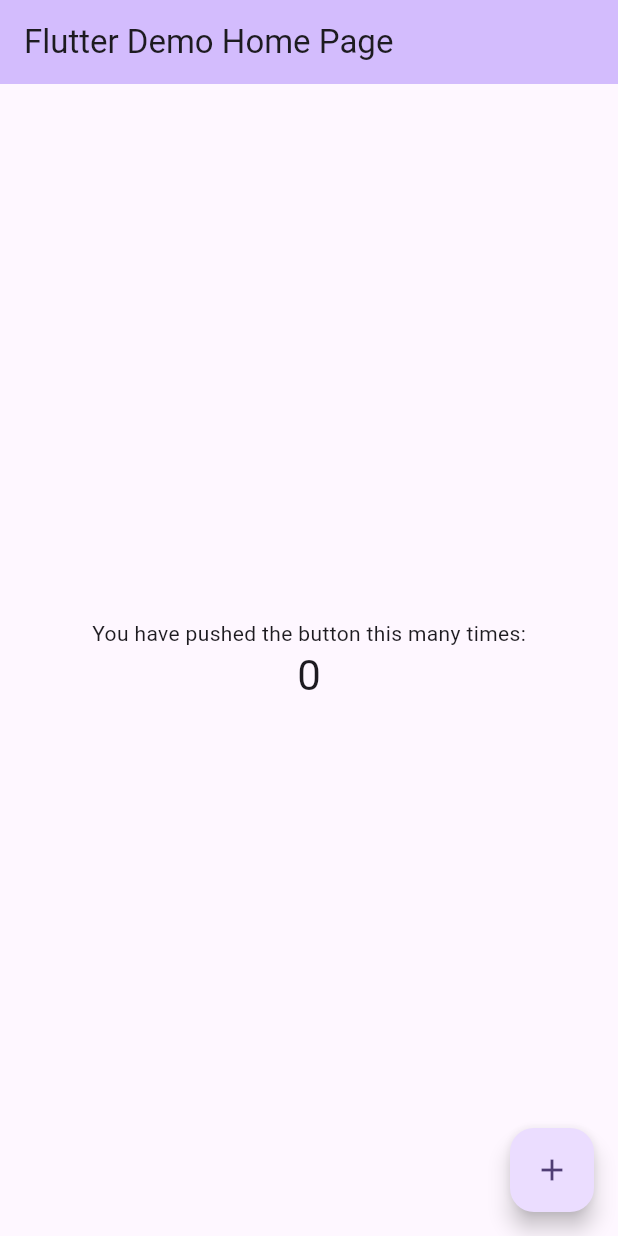
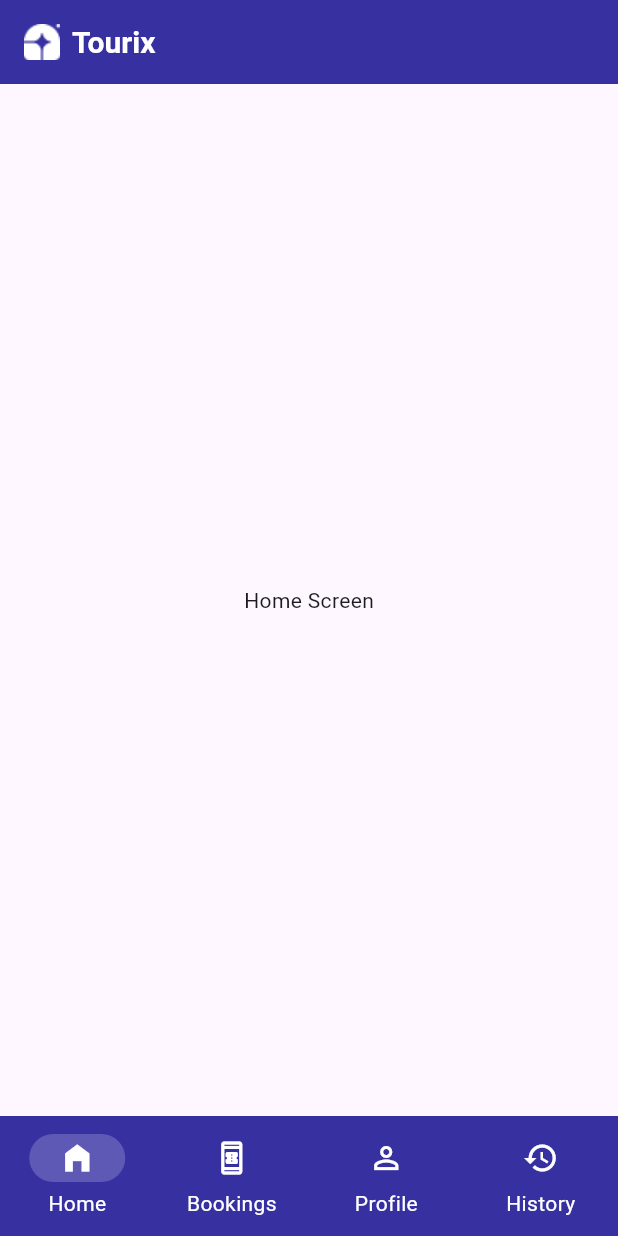
Before and after one commit to gyhaan/tourix, a Flutter app: the screen it shows after launch, on a phone screen of 412 x 824 dp. Run offline on Flutter 3.47's test engine with Material 3 defaults, Android fonts, the phone set to English and light mode, and no system bars.

Commit message:
Rearranged the components file , updated the pubspec yaml & paths to the Components in the main.dart

```diff
--- a/components/BottomBar.dart
+++ /dev/null
@@ -1,33 +0,0 @@
-import 'package:flutter/material.dart';
-
-class BottomBar extends StatelessWidget {
-  const BottomBar({super.key});
-
-  @override
-  Widget build(BuildContext context) {
-    return NavigationBar(
-      destinations: const <Widget>[
-        NavigationDestination(
-          icon: Icon(Icons.home, color: Colors.white),
-          label: 'Home',
-          selectedIcon: Icon(Icons.home_filled, color: Colors.white),
-        ),
-        NavigationDestination(
-          icon: Icon(Icons.book_online_outlined, color: Colors.white),
-          label: 'Bookings',
-          selectedIcon: Icon(Icons.book_online, color: Colors.white),
-        ),
-        NavigationDestination(
-          icon: Icon(Icons.person_outline, color: Colors.white),
-          label: 'Profile',
-          selectedIcon: Icon(Icons.person, color: Colors.white),
-        ),
-        NavigationDestination(
-          icon: Icon(Icons.history_outlined, color: Colors.white),
-          label: 'History',
-          selectedIcon: Icon(Icons.history, color: Colors.white),
-        ),
-      ],
-    );
-  }
-}
--- /dev/null
+++ b/lib/components/BottomBar.dart
@@ -0,0 +1,33 @@
+import 'package:flutter/material.dart';
+
+class BottomBar extends StatelessWidget {
+  const BottomBar({super.key});
+
+  @override
+  Widget build(BuildContext context) {
+    return NavigationBar(
+      destinations: const <Widget>[
+        NavigationDestination(
+          icon: Icon(Icons.home, color: Colors.white),
+          label: 'Home',
+          selectedIcon: Icon(Icons.home_filled, color: Colors.white),
+        ),
+        NavigationDestination(
+          icon: Icon(Icons.book_online_outlined, color: Colors.white),
+          label: 'Bookings',
+          selectedIcon: Icon(Icons.book_online, color: Colors.white),
+        ),
+        NavigationDestination(
+          icon: Icon(Icons.person_outline, color: Colors.white),
+          label: 'Profile',
+          selectedIcon: Icon(Icons.person, color: Colors.white),
+        ),
+        NavigationDestination(
+          icon: Icon(Icons.history_outlined, color: Colors.white),
+          label: 'History',
+          selectedIcon: Icon(Icons.history, color: Colors.white),
+        ),
+      ],
+    );
+  }
+}
--- a/lib/main.dart
+++ b/lib/main.dart
@@ -1,4 +1,5 @@
 import 'package:flutter/material.dart';
+import './components/BottomBar.dart';
 
 void main() {
   runApp(const MyApp());
@@ -7,119 +8,52 @@
 class MyApp extends StatelessWidget {
   const MyApp({super.key});
 
-  // This widget is the root of your application.
   @override
   Widget build(BuildContext context) {
-    return MaterialApp(
-      title: 'Flutter Demo',
+    return  MaterialApp(
+      debugShowCheckedModeBanner: false,
       theme: ThemeData(
-        // This is the theme of your application.
-        //
-        // TRY THIS: Try running your application with "flutter run". You'll see
-        // the application has a purple toolbar. Then, without quitting the app,
-        // try changing the seedColor in the colorScheme below to Colors.green
-        // and then invoke "hot reload" (save your changes or press the "hot
-        // reload" button in a Flutter-supported IDE, or press "r" if you used
-        // the command line to start the app).
-        //
-        // Notice that the counter didn't reset back to zero; the application
-        // state is not lost during the reload. To reset the state, use hot
-        // restart instead.
-        //
-        // This works for code too, not just values: Most code changes can be
-        // tested with just a hot reload.
-        colorScheme: ColorScheme.fromSeed(seedColor: Colors.deepPurple),
-        useMaterial3: true,
+        navigationBarTheme: NavigationBarThemeData(
+          labelTextStyle: MaterialStateProperty.all(
+            const TextStyle(color: Colors.white, fontSize: 14),
+          ),
+          indicatorColor: Colors.white.withOpacity(0.2),
+          backgroundColor: const Color(0xFF3630A1),
+          labelBehavior: NavigationDestinationLabelBehavior.alwaysShow,
+        ),
       ),
-      home: const MyHomePage(title: 'Flutter Demo Home Page'),
+      home: HomeScreen(),
     );
   }
 }
 
-class MyHomePage extends StatefulWidget {
-  const MyHomePage({super.key, required this.title});
-
-  // This widget is the home page of your application. It is stateful, meaning
-  // that it has a State object (defined below) that contains fields that affect
-  // how it looks.
-
-  // This class is the configuration for the state. It holds the values (in this
-  // case the title) provided by the parent (in this case the App widget) and
-  // used by the build method of the State. Fields in a Widget subclass are
-  // always marked "final".
-
-  final String title;
-
-  @override
-  State<MyHomePage> createState() => _MyHomePageState();
-}
-
-class _MyHomePageState extends State<MyHomePage> {
-  int _counter = 0;
-
-  void _incrementCounter() {
-    setState(() {
-      // This call to setState tells the Flutter framework that something has
-      // changed in this State, which causes it to rerun the build method below
-      // so that the display can reflect the updated values. If we changed
-      // _counter without calling setState(), then the build method would not be
-      // called again, and so nothing would appear to happen.
-      _counter++;
-    });
-  }
+class HomeScreen extends StatelessWidget {
+  const HomeScreen({super.key});
 
   @override
   Widget build(BuildContext context) {
-    // This method is rerun every time setState is called, for instance as done
-    // by the _incrementCounter method above.
-    //
-    // The Flutter framework has been optimized to make rerunning build methods
-    // fast, so that you can just rebuild anything that needs updating rather
-    // than having to individually change instances of widgets.
     return Scaffold(
       appBar: AppBar(
-        // TRY THIS: Try changing the color here to a specific color (to
-        // Colors.amber, perhaps?) and trigger a hot reload to see the AppBar
-        // change color while the other colors stay the same.
-        backgroundColor: Theme.of(context).colorScheme.inversePrimary,
-        // Here we take the value from the MyHomePage object that was created by
-        // the App.build method, and use it to set our appbar title.
-        title: Text(widget.title),
-      ),
-      body: Center(
-        // Center is a layout widget. It takes a single child and positions it
-        // in the middle of the parent.
-        child: Column(
-          // Column is also a layout widget. It takes a list of children and
-          // arranges them vertically. By default, it sizes itself to fit its
-          // children horizontally, and tries to be as tall as its parent.
-          //
-          // Column has various properties to control how it sizes itself and
-          // how it positions its children. Here we use mainAxisAlignment to
-          // center the children vertically; the main axis here is the vertical
-          // axis because Columns are vertical (the cross axis would be
-          // horizontal).
-          //
-          // TRY THIS: Invoke "debug painting" (choose the "Toggle Debug Paint"
-          // action in the IDE, or press "p" in the console), to see the
-          // wireframe for each widget.
-          mainAxisAlignment: MainAxisAlignment.center,
-          children: <Widget>[
+        backgroundColor: const Color(0xFF3630A1),
+        elevation: 0,
+        title: Row(
+          children: [
+            Image.asset('assets/images/Frame.png',
+                height: 24, width: 24),
+            const SizedBox(width: 8),
             const Text(
-              'You have pushed the button this many times:',
-            ),
-            Text(
-              '$_counter',
-              style: Theme.of(context).textTheme.headlineMedium,
+              'Tourix',
+              style: TextStyle(
+                color: Colors.white,
+                fontSize: 20,
+                fontWeight: FontWeight.bold,
+              ),
             ),
           ],
         ),
       ),
-      floatingActionButton: FloatingActionButton(
-        onPressed: _incrementCounter,
-        tooltip: 'Increment',
-        child: const Icon(Icons.add),
-      ), // This trailing comma makes auto-formatting nicer for build methods.
+      body: const Center(child: Text("Home Screen")),
+      bottomNavigationBar: const BottomBar(),
     );
   }
 }
--- a/pubspec.yaml
+++ b/pubspec.yaml
@@ -1,4 +1,4 @@
-name: tourix
+name: tourix_app
 description: "A new Flutter project."
 # The following line prevents the package from being accidentally published to
 # pub.dev using `flutter pub publish`. This is preferred for private packages.
@@ -59,8 +59,8 @@ flutter:
   uses-material-design: true
 
   # To add assets to your application, add an assets section, like this:
-  # assets:
-  #   - images/a_dot_burr.jpeg
+  assets:
+     - assets/images/Frame.png
   #   - images/a_dot_ham.jpeg
 
   # An image asset can refer to one or more resolution-specific "variants", see
```
